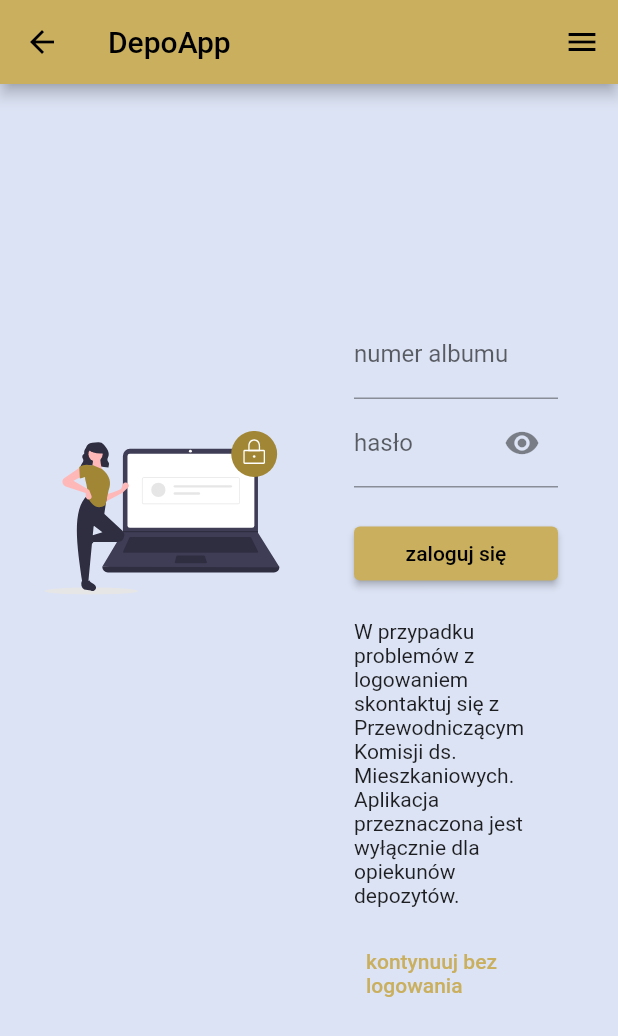
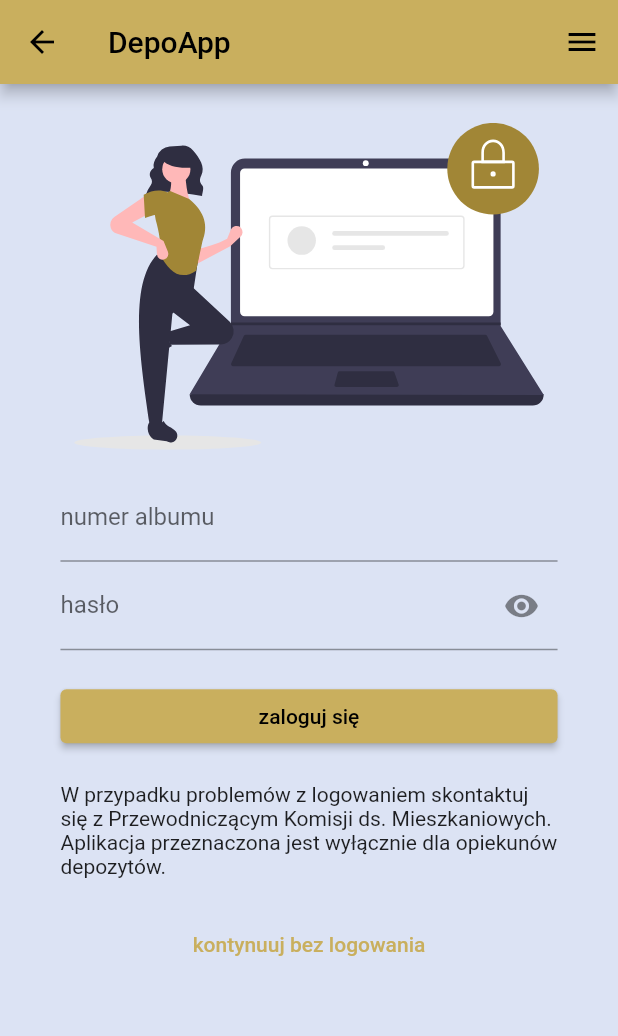
Before and after one commit to TomaszTopola/DepoApp, a Flutter app: the LoginPage screen opened by its route, on a phone screen of 412 x 824 dp. Shown: the top 1036 px of the screen. Run offline on Flutter 3.47's test engine with Material 2 defaults, Android fonts, the phone set to English and light mode, and no system bars; our stand-ins replace fl_chart, flutter_secure_storage, flutter_spinkit, flutter_svg, google_fonts, jwt_decoder; accounts and stored records are empty; network calls fail.

Commit message:
add different layout depending on screen size in login page

```diff
--- a/lib/views/login_page.dart
+++ b/lib/views/login_page.dart
@@ -3,49 +3,169 @@ import 'package:depo_app/common_widgets/login_form.dart';
 import 'package:flutter/material.dart';
 import 'package:flutter_svg/svg.dart';
 
-class LoginPage extends StatelessWidget {
+class LoginPage extends StatefulWidget {
+
   const LoginPage({Key? key}) : super(key: key);
 
   @override
+  State<LoginPage> createState() => _LoginPageState();
+}
+
+class _LoginPageState extends State<LoginPage> {
+
+  late double deviceWidth;
+  late double deviceHeight;
+  late Widget loginPage;
+
+  @override
   Widget build(BuildContext context){
+
+
+    deviceWidth = MediaQuery.of(context).size.width;
+    deviceHeight = MediaQuery.of(context).size.height;
+
+    if(deviceHeight > deviceWidth){
+      if(deviceHeight >= 800){
+        loginPage = Padding(
+          padding: EdgeInsets.all(deviceHeight / 80),
+          child: Column(
+            mainAxisAlignment: MainAxisAlignment.start,
+            children: [
+              Flexible(
+                  flex: 1,
+                  child: loginImage
+              ),
+              Flexible(
+                  flex: 2,
+                  child: loginForm
+              ),
+            ],
+          ),
+        );
+      }if(deviceHeight > 600 && deviceHeight < 800){
+        loginPage = Padding(
+          padding: EdgeInsets.all(deviceHeight / 60),
+          child: Column(
+            mainAxisAlignment: MainAxisAlignment.start,
+            children: [
+              Flexible(
+                  flex: 3,
+                  child: loginImage
+              ),
+              Divider(
+                height: deviceHeight / 10,
+              ),
+              Flexible(
+                  flex: 2,
+                  child: loginForm
+              ),
+            ],
+          ),
+        );
+      }if(deviceHeight < 600){
+        loginPage = Padding(
+          padding: EdgeInsets.all(deviceHeight / 60),
+          child: Column(
+            children: [
+              Flexible(
+                  flex: 1,
+                  child: loginImage
+              ),
+              Divider(
+                height: deviceHeight / 40,
+              ),
+              Flexible(
+                flex: 2,
+                child: ListView(children: [
+                  loginForm
+                ]
+                ),
+              ),
+            ],
+          ),
+        );
+      }
+    }else if(deviceHeight < 380) {
+      loginPage = Padding(
+        padding: EdgeInsets.all(deviceHeight / 38),
+        child: Row(
+          crossAxisAlignment: CrossAxisAlignment.start,
+          mainAxisAlignment: MainAxisAlignment.center,
+          children: [
+            Flexible(
+                flex: 4,
+                child: Column(
+                  mainAxisAlignment: MainAxisAlignment.center,
+                  children: [
+                    loginImage,
+                  ],
+                )
+            ),
+            Flexible(
+                flex: 4,
+                child: ListView(
+                  children: [
+                    loginForm,
+                  ],
+                )
+            ),
+          ],
+        ),
+      );
+    }else{
+      loginPage = Padding(
+        padding: EdgeInsets.all(10.0),
+        child: Row(
+          crossAxisAlignment: CrossAxisAlignment.start,
+          mainAxisAlignment: MainAxisAlignment.center,
+          children: [
+            Flexible(
+                flex: 4,
+                child: Column(
+                  mainAxisAlignment: MainAxisAlignment.center,
+                  children: [
+                    loginImage,
+                  ],
+                )
+            ),
+            Flexible(
+                flex: 4,
+                child: Column(
+                  mainAxisAlignment: MainAxisAlignment.center,
+                  children: [
+                    loginForm,
+                  ],
+                )
+            ),
+          ],
+        ),
+      );
+    }
 
     return Scaffold(
         appBar: AppBar(
           title: const Text('DepoApp'),
         ),
         endDrawer: const DepoDrawer(),
-      body: Padding(
-        padding: const EdgeInsets.all(10),
-        child: Row(
-          children: [
-            Expanded(
-              child: ListView(
-                children: [
-                  FractionallySizedBox(
+        body: loginPage
+    );
+  }
+}
+
+Widget loginImage = Expanded(
+  child: FractionallySizedBox(
     widthFactor: 0.8,
     child: SvgPicture.asset(
       'assets/login.svg',
     ),
   ),
-                ],
-              ),
-            ),
-            Expanded(
-              child: Center(
-                child: ListView(
-                  shrinkWrap: true,
-                  children: const [
+);
+
+Widget loginForm = const Column(
+  children: [
     Padding(
       padding: EdgeInsets.fromLTRB(30, 0, 30, 0),
       child: LoginForm(),
-                    )
-                  ]
-                ),
-              ),
     ),
   ],
-            ),
-            )
 );
-  }
-}
```
Lines whose indentation alone changed are shown as unchanged.
